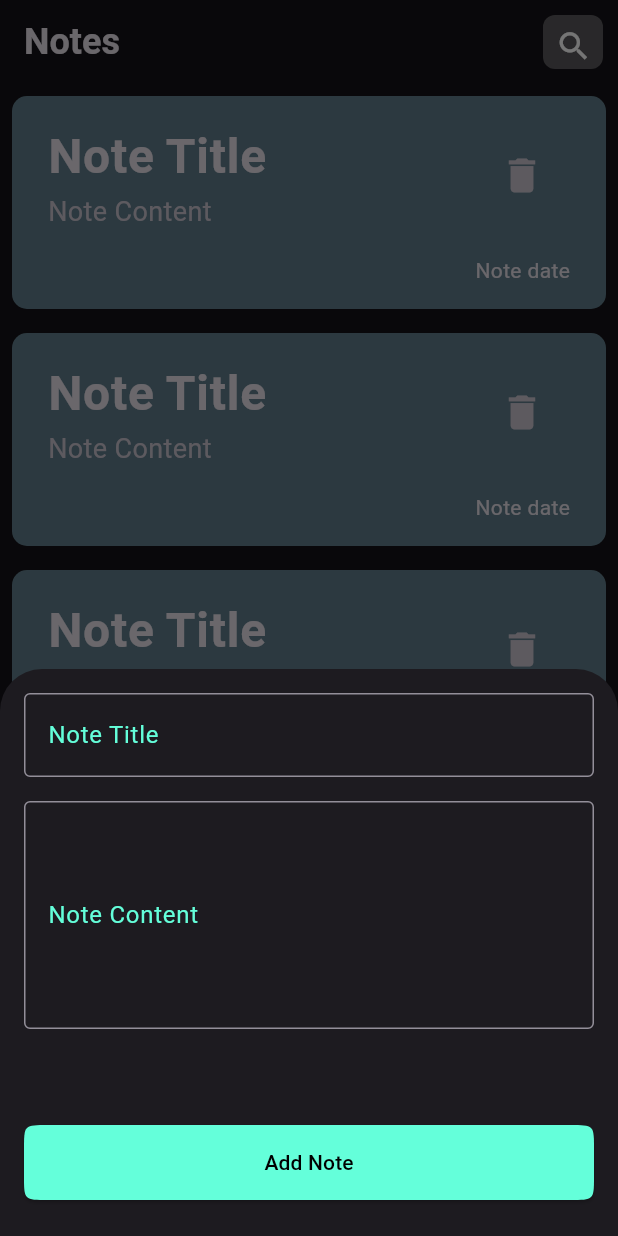
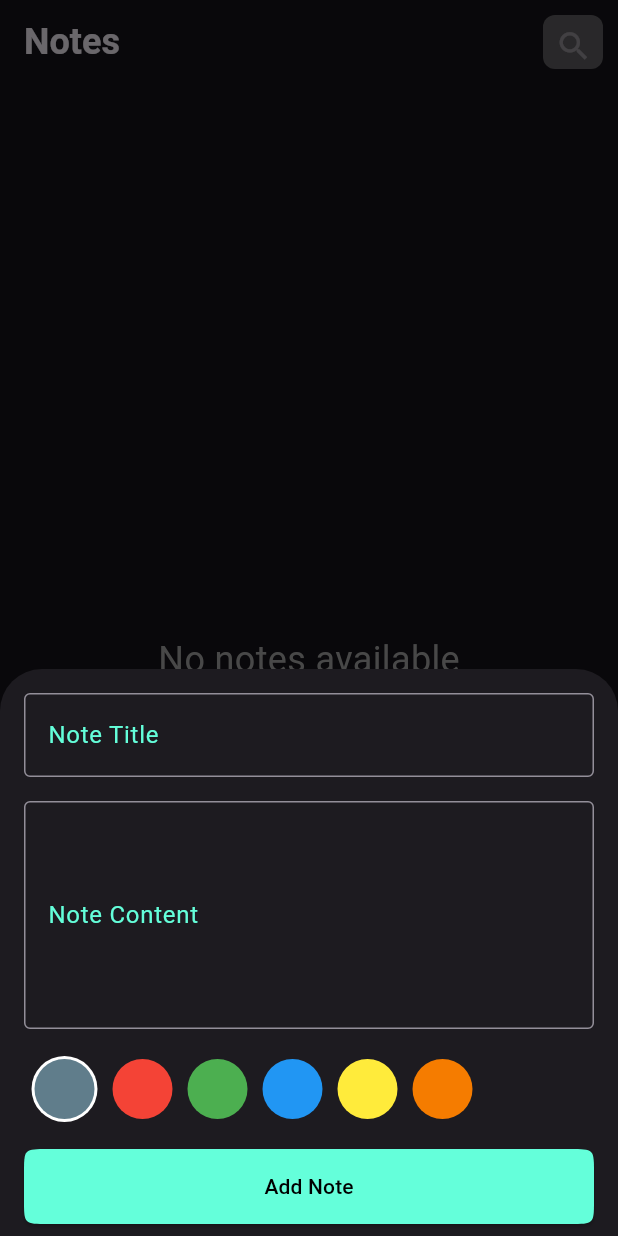
Before and after one commit to Adlywagdy/Notes_app, a Flutter app: the screen it shows after launch, after a tap on the "add" icon, on a phone screen of 412 x 824 dp. Run offline on Flutter 3.47's test engine with Material 3 defaults, Android fonts, the phone set to English and light mode, and no system bars; drawn by our look-alikes of modal_progress_hud_nsn; our stand-ins replace flutter_bloc, hive, hive_flutter; accounts and stored records are empty; Roboto replaces fonts that are missing (Poppins).

Commit message:
finish noteapp

```diff
--- /dev/null
+++ b/devtools_options.yaml
@@ -0,0 +1,3 @@
+description: This file stores settings for Dart & Flutter DevTools.
+documentation: https://docs.flutter.dev/tools/devtools/extensions#configure-extension-enablement-states
+extensions:
--- /dev/null
+++ b/lib/colorslist.dart
@@ -0,0 +1,8 @@
+List<int> colors = [
+  0xff607d8b,
+  0xfff44336,
+  0xff4caf50,
+  0xff2196f3,
+  0xffffeb3b,
+  0xfff57c00,
+];
--- /dev/null
+++ b/lib/cubits/addnotescubit/addnotesstates.dart
@@ -0,0 +1,15 @@
+class Addnotesstates {
+  const Addnotesstates();
+}
+
+class AddnotesInitial extends Addnotesstates {}
+
+class AddnotesLoading extends Addnotesstates {}
+
+class AddnotesSuccess extends Addnotesstates {}
+
+class AddnotesFailure extends Addnotesstates {
+  final String errorMessage;
+
+  AddnotesFailure(this.errorMessage);
+}
--- /dev/null
+++ b/lib/cubits/notecubit/notescubit.dart
@@ -0,0 +1,13 @@
+import 'package:flutter_bloc/flutter_bloc.dart';
+import 'package:hive/hive.dart';
+import 'package:notes_app/cubits/notecubit/notesstates.dart';
+import 'package:notes_app/models/notemodel.dart';
+
+class NotesCubit extends Cubit<NotesStates> {
+  NotesCubit() : super(NotesInitial());
+  List<NoteModel> notes = [];
+  void getAllNotes() {
+    notes = Hive.box<NoteModel>('mynotes').values.toList();
+    emit(NotesSuccess());
+  }
+}
--- /dev/null
+++ b/lib/cubits/notecubit/notesstates.dart
@@ -0,0 +1,7 @@
+class NotesStates {
+  const NotesStates();
+}
+
+class NotesInitial extends NotesStates {}
+
+class NotesSuccess extends NotesStates {}
--- a/lib/main.dart
+++ b/lib/main.dart
@@ -1,7 +1,17 @@
+import 'dart:developer' show log;
 import 'package:flutter/material.dart';
+import 'package:flutter_bloc/flutter_bloc.dart';
+import 'package:hive_flutter/adapters.dart';
+import 'package:notes_app/cubits/notecubit/notescubit.dart';
+import 'package:notes_app/models/notemodel.dart';
 import 'package:notes_app/pages/Notespage.dart';
 
-void main() {
+void main() async {
+  await Hive.initFlutter();
+
+  Hive.registerAdapter(NoteModelAdapter());
+  await Hive.openBox<NoteModel>('mynotes');
+
   runApp(NotesApp());
 }
 
@@ -10,11 +20,14 @@ class NotesApp extends StatelessWidget {
 
   @override
   Widget build(BuildContext context) {
-    return MaterialApp(
-      theme: ThemeData(brightness: Brightness.dark, fontFamily: 'Poppins'),
-      debugShowCheckedModeBanner: false,
+    return BlocProvider(
+      create: (context) => NotesCubit(),
+      child: MaterialApp(
+        theme: ThemeData(brightness: Brightness.dark, fontFamily: 'Poppins'),
+        debugShowCheckedModeBanner: false,
 
-      home: NotesPage(),
+        home: NotesPage(),
+      ),
     );
   }
 }
--- /dev/null
+++ b/lib/models/notemodel.dart
@@ -0,0 +1,21 @@
+import 'package:hive/hive.dart';
+part 'notemodel.g.dart';
+
+@HiveType(typeId: 0)
+class NoteModel extends HiveObject {
+  @HiveField(0)
+  String title;
+  @HiveField(1)
+  String content;
+  @HiveField(2)
+  final String date;
+  @HiveField(3)
+  int theColor;
+
+  NoteModel({
+    required this.title,
+    required this.content,
+    required this.date,
+    required this.theColor,
+  });
+}
--- a/lib/pages/Notespage.dart
+++ b/lib/pages/Notespage.dart
@@ -1,4 +1,10 @@
 import 'package:flutter/material.dart';
+import 'package:flutter_bloc/flutter_bloc.dart';
+import 'package:notes_app/cubits/addnotescubit/addnotescubit.dart';
+import 'package:notes_app/cubits/notecubit/notescubit.dart';
+import 'package:notes_app/cubits/notecubit/notesstates.dart';
+
+import 'package:notes_app/models/notemodel.dart';
 import 'package:notes_app/widgets/Noteitem.dart';
 import 'package:notes_app/widgets/custombottomsheet.dart';
 import 'package:notes_app/widgets/customicon.dart';
@@ -16,19 +22,18 @@ class NotesPage extends StatelessWidget {
         ),
         actions: [const CustomIcon(icon: Icons.search)],
       ),
-      body: ListView.builder(
-        itemCount: 10,
-        itemBuilder: (context, index) {
-          return const NoteItem();
-        },
-      ),
+      body: FetchNotes(),
       floatingActionButton: FloatingActionButton(
         backgroundColor: Colors.tealAccent,
         onPressed: () {
           showModalBottomSheet(
+            isScrollControlled: true,
             context: context,
             builder: (context) {
-              return CustomBottomSheet();
+              return BlocProvider(
+                create: (context) => Addnotescubit(),
+                child: CustomBottomSheet(),
+              );
             },
           );
         },
@@ -38,3 +43,43 @@ class NotesPage extends StatelessWidget {
     );
   }
 }
+
+class FetchNotes extends StatefulWidget {
+  const FetchNotes({super.key});
+
+  @override
+  State<FetchNotes> createState() => _FetchNotesState();
+}
+
+class _FetchNotesState extends State<FetchNotes> {
+  @override
+  void initState() {
+    super.initState();
+    BlocProvider.of<NotesCubit>(context).getAllNotes();
+  }
+
+  @override
+  Widget build(BuildContext context) {
+    return BlocBuilder<NotesCubit, NotesStates>(
+      builder: (context, state) {
+        List<NoteModel> notes = BlocProvider.of<NotesCubit>(context).notes;
+
+        if (notes.isEmpty) {
+          return Center(
+            child: Text(
+              'No notes available',
+              style: TextStyle(fontSize: 24, color: Colors.grey),
+            ),
+          );
+        } else {
+          return ListView.builder(
+            itemCount: notes.length,
+            itemBuilder: (context, index) {
+              return NoteItem(thenote: notes[index]);
+            },
+          );
+        }
+      },
+    );
+  }
+}
--- a/lib/widgets/Noteitem.dart
+++ b/lib/widgets/Noteitem.dart
@@ -1,8 +1,12 @@
 import 'package:flutter/material.dart';
+import 'package:flutter_bloc/flutter_bloc.dart';
+import 'package:notes_app/cubits/notecubit/notescubit.dart';
+import 'package:notes_app/models/notemodel.dart';
 import 'package:notes_app/pages/Editnotepage.dart';
 
 class NoteItem extends StatelessWidget {
-  const NoteItem({super.key});
+  final NoteModel thenote;
+  const NoteItem({super.key, required this.thenote});
 
   @override
   Widget build(BuildContext context) {
@@ -10,14 +14,16 @@ class NoteItem extends StatelessWidget {
       onTap: () {
         Navigator.push(
           context,
-          MaterialPageRoute(builder: (context) => EditNotePage()),
+          MaterialPageRoute(
+            builder: (context) => EditNotePage(thenote: thenote),
+          ),
         );
       },
       child: Container(
         margin: EdgeInsets.all(8),
         padding: EdgeInsets.all(8),
         decoration: BoxDecoration(
-          color: Colors.blueGrey,
+          color: Color(thenote.theColor),
           borderRadius: BorderRadius.circular(10),
         ),
         child: Column(
@@ -25,12 +31,19 @@ class NoteItem extends StatelessWidget {
           children: [
             ListTile(
               title: Text(
-                'Note Title',
+                thenote.title,
                 style: TextStyle(fontSize: 32, fontWeight: FontWeight.bold),
               ),
-              subtitle: Text('Note Content', style: TextStyle(fontSize: 18)),
+              subtitle: Text(thenote.content, style: TextStyle(fontSize: 18)),
               trailing: IconButton(
-                onPressed: () {},
+                onPressed: () async {
+                  await thenote.delete();
+
+                  ScaffoldMessenger.of(context).showSnackBar(
+                    SnackBar(content: Text('Note deleted successfully!')),
+                  );
+                  BlocProvider.of<NotesCubit>(context).getAllNotes();
+                },
                 icon: Icon(Icons.delete, size: 30),
               ),
             ),
@@ -41,7 +54,7 @@ class NoteItem extends StatelessWidget {
                   horizontal: 16,
                   vertical: 8,
                 ),
-                child: Text('Note date'),
+                child: Text(thenote.date),
               ),
             ),
           ],
--- /dev/null
+++ b/lib/widgets/coloritem.dart
@@ -0,0 +1,26 @@
+import 'package:flutter/material.dart';
+
+class Coloritem extends StatelessWidget {
+  final bool istapped;
+  final int backgroundColor;
+
+  const Coloritem({
+    super.key,
+    this.backgroundColor = 0xff607D8B,
+    required this.istapped,
+  });
+
+  @override
+  Widget build(BuildContext context) {
+    return Padding(
+      padding: const EdgeInsets.all(5),
+      child: (istapped == false)
+          ? CircleAvatar(backgroundColor: Color(backgroundColor))
+          : CircleAvatar(
+              backgroundColor: Colors.white,
+              radius: 22,
+              child: CircleAvatar(backgroundColor: Color(backgroundColor)),
+            ),
+    );
+  }
+}
--- a/lib/widgets/custombottomsheet.dart
+++ b/lib/widgets/custombottomsheet.dart
@@ -1,41 +1,57 @@
+import 'dart:developer' show log;
+
 import 'package:flutter/material.dart';
-import 'package:notes_app/widgets/customelevatedbutton.dart';
-import 'package:notes_app/widgets/customtextformfield.dart';
+import 'package:flutter_bloc/flutter_bloc.dart';
+import 'package:modal_progress_hud_nsn/modal_progress_hud_nsn.dart';
+import 'package:notes_app/cubits/addnotescubit/addnotescubit.dart';
+import 'package:notes_app/cubits/addnotescubit/addnotesstates.dart';
+import 'package:notes_app/widgets/noteform.dart';
 
 class CustomBottomSheet extends StatefulWidget {
   const CustomBottomSheet({super.key});
-
   @override
   State<CustomBottomSheet> createState() => _CustomBottomSheetState();
 }
 
+bool isLoading = false;
+
 class _CustomBottomSheetState extends State<CustomBottomSheet> {
-  final GlobalKey<FormState> formKey = GlobalKey<FormState>();
-
   @override
   Widget build(BuildContext context) {
-    return Padding(
-      padding: const EdgeInsets.all(16),
-      child: Form(
-        key: formKey,
-        child: SingleChildScrollView(
-          child: Column(
-            children: [
-              Customtextformfield(labelText: 'Note Title'),
-              SizedBox(height: 16),
-              Customtextformfield(labelText: 'Note Content', maxLines: 5),
-              SizedBox(height: 64),
-              CustomElevatedButton(
-                formKey: formKey,
-                onPressed: () {
-                  if (formKey.currentState!.validate()) {
-                    // Handle adding the note
-                  }
-                },
+    return ModalProgressHUD(
+      inAsyncCall: isLoading,
+      child: BlocListener<Addnotescubit, Addnotesstates>(
+        listener: (context, state) {
+          if (state is AddnotesSuccess) {
+            ScaffoldMessenger.of(
+              context,
+            ).showSnackBar(SnackBar(content: Text('Note added successfully!')));
+
+            Navigator.pop(context);
+          } else if (state is AddnotesFailure) {
+            log('Error: ${state.errorMessage}');
+            ScaffoldMessenger.of(context).showSnackBar(
+              SnackBar(
+                content: Text('Failed to add note: ${state.errorMessage}'),
               ),
-              SizedBox(height: 8),
-            ],
+            );
+          } else if (state is AddnotesLoading) {
+            setState(() {
+              isLoading = true;
+            });
+          }
+          setState(() {
+            isLoading = false;
+          });
+        },
+        child: Padding(
+          padding: EdgeInsets.only(
+            left: 16,
+            right: 16,
+            bottom: MediaQuery.of(context).viewInsets.bottom,
+            top: 16,
           ),
+          child: NoteForm(),
         ),
       ),
     );
--- a/lib/widgets/customicon.dart
+++ b/lib/widgets/customicon.dart
@@ -2,7 +2,8 @@ import 'package:flutter/material.dart';
 
 class CustomIcon extends StatelessWidget {
   final IconData? icon;
-  const CustomIcon({super.key, required this.icon});
+  final void Function()? onPressed;
+  const CustomIcon({super.key, required this.icon, this.onPressed});
 
   @override
   Widget build(BuildContext context) {
@@ -17,7 +18,7 @@ class CustomIcon extends StatelessWidget {
         borderRadius: BorderRadius.circular(8),
       ),
       child: IconButton(
-        onPressed: () {},
+        onPressed: onPressed,
         icon: Icon(icon, size: 25),
         color: Colors.white,
       ),
--- a/lib/widgets/customtextformfield.dart
+++ b/lib/widgets/customtextformfield.dart
@@ -2,21 +2,24 @@ import 'package:flutter/material.dart';
 
 class Customtextformfield extends StatelessWidget {
   final String labelText;
-
+  final void Function(String?)? onSaved;
   final int? maxLines;
-  final void Function(String)? onFieldSubmitted;
-
+  final String? hint;
+  final void Function(String)? onChanged;
   const Customtextformfield({
     super.key,
     required this.labelText,
-
-    this.onFieldSubmitted,
+    this.hint,
     this.maxLines = 1,
+    this.onSaved,
+    this.onChanged,
   });
 
   @override
   Widget build(BuildContext context) {
     return TextFormField(
+      onChanged: onChanged,
+      onSaved: onSaved,
       maxLines: maxLines,
       validator: (value) {
         if (value == null || value.isEmpty) {
@@ -24,11 +27,11 @@ class Customtextformfield extends StatelessWidget {
         }
         return null;
       },
-      onFieldSubmitted: onFieldSubmitted,
+
       decoration: InputDecoration(
         labelText: labelText,
         labelStyle: TextStyle(color: Colors.tealAccent),
-
+        hint: Text(hint ?? ''),
         border: OutlineInputBorder(),
         focusedBorder: OutlineInputBorder(
           borderSide: BorderSide(color: Colors.tealAccent),
--- /dev/null
+++ b/lib/widgets/noteform.dart
@@ -0,0 +1,97 @@
+import 'dart:developer' show log;
+
+import 'package:flutter/material.dart';
+import 'package:flutter_bloc/flutter_bloc.dart';
+import 'package:hive/hive.dart';
+import 'package:notes_app/colorslist.dart';
+import 'package:notes_app/cubits/addnotescubit/addnotescubit.dart';
+import 'package:notes_app/cubits/notecubit/notescubit.dart';
+import 'package:notes_app/models/notemodel.dart';
+import 'package:notes_app/widgets/coloritem.dart';
+
+import 'package:notes_app/widgets/customelevatedbutton.dart';
+import 'package:notes_app/widgets/customtextformfield.dart';
+
+class NoteForm extends StatefulWidget {
+  const NoteForm({super.key});
+
+  @override
+  State<NoteForm> createState() => _NoteFormState();
+}
+
+class _NoteFormState extends State<NoteForm> {
+  final GlobalKey<FormState> formKey = GlobalKey<FormState>();
+  String? thetitle;
+  String? thecontent;
+  int theColor = 0xff607d8b;
+  int currentindex = 0;
+
+  @override
+  Widget build(BuildContext context) {
+    return Form(
+      key: formKey,
+      autovalidateMode: AutovalidateMode.onUserInteraction,
+      child: SingleChildScrollView(
+        child: Column(
+          children: [
+            Customtextformfield(
+              labelText: 'Note Title',
+              onSaved: (title) {
+                thetitle = title;
+              },
+            ),
+            SizedBox(height: 16),
+            Customtextformfield(
+              labelText: 'Note Content',
+              maxLines: 5,
+              onSaved: (content) {
+                thecontent = content;
+              },
+            ),
+            SizedBox(
+              height: 80,
+              child: ListView.builder(
+                scrollDirection: Axis.horizontal,
+                itemCount: colors.length,
+                itemBuilder: (context, index) {
+                  return GestureDetector(
+                    onTap: () {
+                      setState(() {
+                        currentindex = index;
+                        theColor = colors[index];
+                      });
+                    },
+                    child: Coloritem(
+                      backgroundColor: colors[index],
+                      istapped: currentindex == index ? true : false,
+                    ),
+                  );
+                },
+              ),
+            ),
+
+            CustomElevatedButton(
+              onPressed: () {
+                if (formKey.currentState!.validate()) {
+                  formKey.currentState!.save();
+                  final NoteModel newNote = NoteModel(
+                    title: thetitle!,
+                    content: thecontent!,
+                    date: DateTime.now().toString().substring(0, 16),
+                    theColor: theColor,
+                  );
+                  BlocProvider.of<Addnotescubit>(
+                    context,
+                  ).addNoteToHive(newNote);
+                  BlocProvider.of<NotesCubit>(context).getAllNotes();
+                  log(Hive.box<NoteModel>('mynotes').values.toString());
+                }
+              },
+            ),
+            SizedBox(height: 8),
+          ],
+        ),
+      ),
+    );
+  }
+}
```
Also changed, not shown: lib/cubits/addnotescubit/addnotescubit.dart (added, +20 -0 lines), lib/pages/Editnotepage.dart (+63 -5 lines), pubspec.yaml (+6 -1 lines), lib/models/notemodel.g.dart (added), pubspec.lock, 1 other file.
